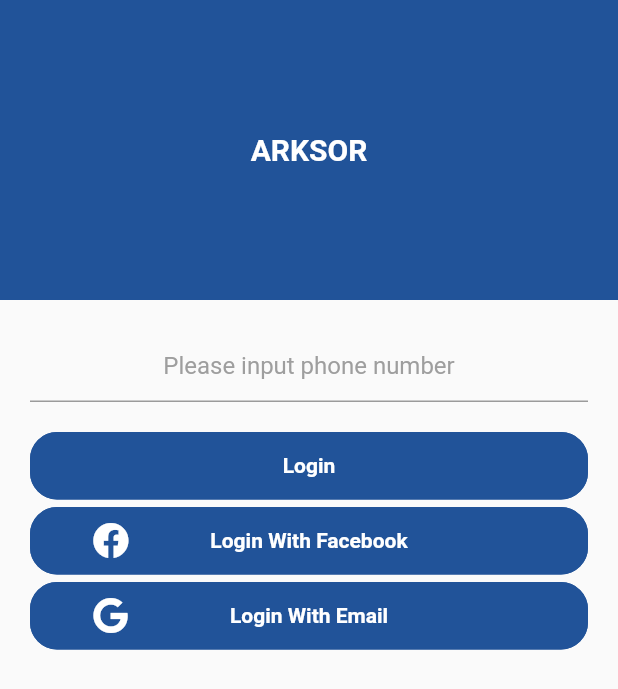
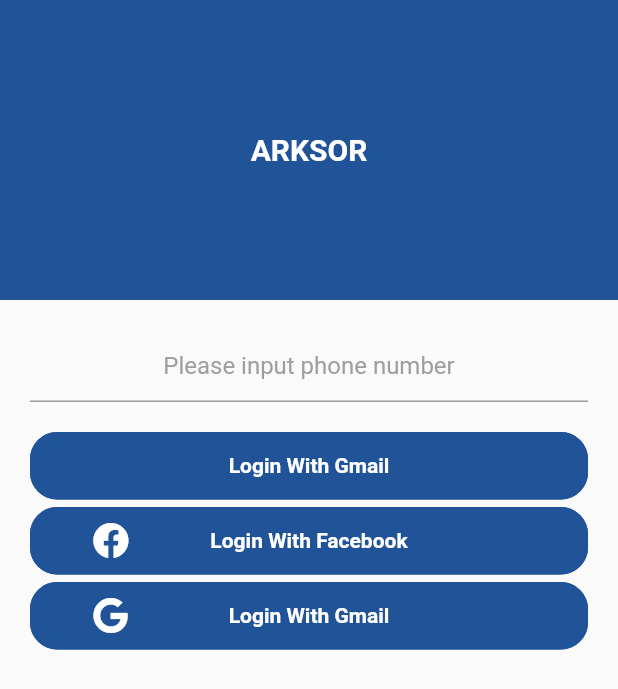
Before and after one commit to homsrieng/ArksorMobileApp, a Flutter app: the screen it shows after launch, on a phone screen of 412 x 824 dp. Shown: the top 689 px of the screen. Run offline on Flutter 3.47's test engine with Material 2 defaults, Android fonts, the phone set to English and light mode, and no system bars; our stand-ins replace connectivity, flutter_offline, font_awesome_flutter.

Commit message:
Update with 1.Design screen of verify code

```diff
--- a/lib/main.dart
+++ b/lib/main.dart
@@ -1,4 +1,5 @@
 import 'package:arksormobileapp/pages/login.dart';
+import 'package:arksormobileapp/pages/verification_code.dart';
 import 'package:arksormobileapp/utils/colors.dart';
 import 'package:arksormobileapp/utils/font_size.dart';
 import 'package:flutter/material.dart';
--- /dev/null
+++ b/lib/model/screen_argument.dart
@@ -0,0 +1,6 @@
+class ScreenArguments {
+  final String title;
+  final String message;
+
+  ScreenArguments(this.title, this.message);
+}
--- a/lib/pages/login.dart
+++ b/lib/pages/login.dart
@@ -1,7 +1,5 @@
-import 'dart:async';
-import 'dart:io';
-
 import 'package:arksormobileapp/constant/constant.dart';
+import 'package:arksormobileapp/pages/verification_code.dart';
 import 'package:arksormobileapp/service/internet.dart';
 import 'package:arksormobileapp/utils/colors.dart';
 import 'package:arksormobileapp/utils/font_size.dart';
@@ -11,6 +9,7 @@ import 'package:connectivity/connectivity.dart';
 import 'package:flutter/material.dart';
 import 'package:font_awesome_flutter/font_awesome_flutter.dart';
 import 'package:flutter_offline/flutter_offline.dart';
+
 class Login extends StatefulWidget {
   @override
   _Login createState() => _Login();
@@ -88,7 +87,16 @@ class _Login extends State<Login>{
                     margin: const EdgeInsets.only(
                     top: 20),
                     child:
-                    ArkSorButton.btnBorderRadius("Login")
+                    FlatButton(
+                        shape: RoundedRectangleBorder(
+                            borderRadius: new BorderRadius.circular(18.0),
+                            side: BorderSide(color: ArksorColor.primaryColor)
+                        ),
+                        color: ArksorColor.primaryColor,
+                        onPressed: () => {Navigator.push(context, MaterialPageRoute(builder: (context) => VerificationCode()))},
+                        child:
+                        ArkSorButton.btnBorderRadius("Login With Gmail")
+                    )
                   )
                 )
               ]),
@@ -99,7 +107,16 @@ class _Login extends State<Login>{
                     margin: const EdgeInsets.only(
                     top: 5),
                     child:
-                    ArkSorButton.btnBorderRadiusIcon("Login With Facebook",FontAwesomeIcons.facebook)
+                    FlatButton(
+                        shape: RoundedRectangleBorder(
+                            borderRadius: new BorderRadius.circular(18.0),
+                            side: BorderSide(color: ArksorColor.primaryColor)
+                        ),
+                        color: ArksorColor.primaryColor,
+                        onPressed: () => {},
+                        child:
+                        ArkSorButton.btnBorderRadiusIcon("Login With Facebook",FontAwesomeIcons.facebook)
+                    )
                   )
                 )
               ]),
@@ -110,7 +127,16 @@ class _Login extends State<Login>{
                     margin: const EdgeInsets.only(
                     top: 5),
                     child:
-                    ArkSorButton.btnBorderRadiusIcon("Login With Email",FontAwesomeIcons.google)
+                    FlatButton(
+                        shape: RoundedRectangleBorder(
+                            borderRadius: new BorderRadius.circular(18.0),
+                            side: BorderSide(color: ArksorColor.primaryColor)
+                        ),
+                        color: ArksorColor.primaryColor,
+                        onPressed: () => {},
+                        child:
+                        ArkSorButton.btnBorderRadiusIcon("Login With Gmail",FontAwesomeIcons.google)
+                    )
                   )
                 )
               ])
@@ -119,7 +145,6 @@ class _Login extends State<Login>{
         )
     );
   }
-
   String getString(Map _source) {
     String string;
     switch (_source.keys.toList()[0]) {
--- /dev/null
+++ b/lib/utils/pass_argument.dart
@@ -0,0 +1,32 @@
+import 'package:flutter/cupertino.dart';
+import 'package:flutter/material.dart';
+
+class PassArgumentsScreen extends StatelessWidget {
+  static const routeName = '/passArguments';
+
+  final String title;
+  final String message;
+
+  // This Widget accepts the arguments as constructor parameters. It does not
+  // extract the arguments from the ModalRoute.
+  //
+  // The arguments are extracted by the onGenerateRoute function provided to the
+  // MaterialApp widget.
+  const PassArgumentsScreen({
+    Key key,
+    @required this.title,
+    @required this.message,
+  }) : super(key: key);
+
+  @override
+  Widget build(BuildContext context) {
+    return Scaffold(
+      appBar: AppBar(
+        title: Text(title),
+      ),
+      body: Center(
+        child: Text(message),
+      ),
+    );
+  }
+}
--- /dev/null
+++ b/lib/utils/style.dart
@@ -0,0 +1,11 @@
+import 'package:flutter/cupertino.dart';
+import 'package:flutter/material.dart';
+
+class ArksorStyle {
+  static TextStyle textButtonStyle() {
+    return TextStyle(color: Colors.white,fontWeight: FontWeight.bold);
+  }
+  static TextStyle textHeadingWhiteMedium() {
+    return TextStyle(color: Colors.black,fontWeight: FontWeight.bold,fontSize: 15);
+  }
+}
--- a/lib/widgets/button.dart
+++ b/lib/widgets/button.dart
@@ -1,18 +1,8 @@
-import 'package:arksormobileapp/utils/colors.dart';
+import 'package:arksormobileapp/utils/style.dart';
 import 'package:flutter/material.dart';
-import 'package:font_awesome_flutter/font_awesome_flutter.dart';
-
 class ArkSorButton{
   static Widget btnBorderRadius(var text){
     return (
-        FlatButton(
-            shape: RoundedRectangleBorder(
-                borderRadius: new BorderRadius.circular(18.0),
-                side: BorderSide(color: ArksorColor.primaryColor)
-            ),
-            color: ArksorColor.primaryColor,
-            onPressed: () => {},
-            child:
         Row(
           children: <Widget>[
             Expanded(
@@ -21,24 +11,15 @@ class ArkSorButton{
                 child:Row(
                   mainAxisAlignment: MainAxisAlignment.center,
                   children: <Widget>[
-                          Text(text,style: TextStyle(color: Colors.white,fontWeight: FontWeight.bold))
+                    Text(text,style: ArksorStyle.textButtonStyle())
                   ],),
               ),
             )
         ])
-        )
     );
   }
   static Widget btnBorderRadiusIcon(var text,IconData icon){
     return (
-      FlatButton(
-        shape: RoundedRectangleBorder(
-          borderRadius: new BorderRadius.circular(18.0),
-          side: BorderSide(color: ArksorColor.primaryColor)
-        ),
-        color: ArksorColor.primaryColor,
-            onPressed: () => {},
-            child:
           Row(
           children: <Widget>[
             Expanded(
@@ -53,7 +34,7 @@ class ArkSorButton{
                 child:Row(
                   mainAxisAlignment: MainAxisAlignment.center,
                   children: <Widget>[
-                          Text(text,style: TextStyle(color: Colors.white,fontWeight: FontWeight.bold))
+                  Text(text,style: ArksorStyle.textButtonStyle())
                 ],),
               ),
             ),
@@ -62,7 +43,6 @@ class ArkSorButton{
               child: Container(),
             )
           ])
-      )
     );
   }
 }
```
Also changed, not shown: lib/pages/verification_code.dart (added, +145 -0 lines), lib/utils/extract_argument_screen.dart (added, +24 -0 lines). Lines whose indentation alone changed are shown as unchanged.
